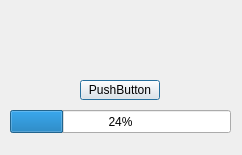
soramimi/VoiceEchobackTester, file src/MainWindow.ui: the form before one commit.
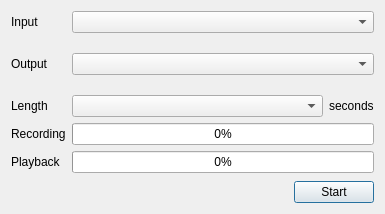
The form after the commit. Custom widgets are drawn as their Qt base class.

The edit to the form file:
```diff
--- a/src/MainWindow.ui
+++ b/src/MainWindow.ui
@@ -6,40 +6,182 @@
    <rect>
     <x>0</x>
     <y>0</y>
-    <width>242</width>
-    <height>155</height>
+    <width>385</width>
+    <height>214</height>
    </rect>
   </property>
   <property name="windowTitle">
    <string>MainWindow</string>
   </property>
-  <widget class="QPushButton" name="pushButton">
-   <property name="geometry">
-    <rect>
-     <x>80</x>
-     <y>80</y>
-     <width>80</width>
-     <height>20</height>
-    </rect>
-   </property>
-   <property name="text">
-    <string>PushButton</string>
-   </property>
-  </widget>
-  <widget class="QProgressBar" name="progressBar">
-   <property name="geometry">
-    <rect>
-     <x>10</x>
-     <y>110</y>
-     <width>221</width>
-     <height>23</height>
-    </rect>
-   </property>
-   <property name="value">
-    <number>24</number>
-   </property>
-  </widget>
+  <layout class="QVBoxLayout" name="verticalLayout">
+   <item>
+    <layout class="QFormLayout" name="formLayout">
+     <item row="0" column="0">
+      <widget class="QLabel" name="label_3">
+       <property name="text">
+        <string>Input</string>
+       </property>
+      </widget>
+     </item>
+     <item row="0" column="1">
+      <widget class="QComboBox" name="comboBox_input"/>
+     </item>
+     <item row="2" column="0">
+      <widget class="QLabel" name="label_4">
+       <property name="text">
+        <string>Output</string>
+       </property>
+      </widget>
+     </item>
+     <item row="2" column="1">
+      <widget class="QComboBox" name="comboBox_output"/>
+     </item>
+     <item row="4" column="0">
+      <widget class="QLabel" name="label_5">
+       <property name="text">
+        <string>Length</string>
+       </property>
+      </widget>
+     </item>
+     <item row="4" column="1">
+      <layout class="QHBoxLayout" name="horizontalLayout_2">
+       <item>
+        <widget class="QComboBox" name="comboBox_length">
+         <property name="sizePolicy">
+          <sizepolicy hsizetype="Expanding" vsizetype="Fixed">
+           <horstretch>0</horstretch>
+           <verstretch>0</verstretch>
+          </sizepolicy>
+         </property>
+        </widget>
+       </item>
+       <item>
+        <widget class="QLabel" name="label_6">
+         <property name="text">
+          <string>seconds</string>
+         </property>
+        </widget>
+       </item>
+      </layout>
+     </item>
+     <item row="5" column="0">
+      <widget class="QLabel" name="label">
+       <property name="text">
+        <string>Recording</string>
+       </property>
+      </widget>
+     </item>
+     <item row="5" column="1">
+      <widget class="QProgressBar" name="progressBar_recording">
+       <property name="maximum">
+        <number>1000</number>
+       </property>
+       <property name="value">
+        <number>0</number>
+       </property>
+      </widget>
+     </item>
+     <item row="6" column="0">
+      <widget class="QLabel" name="label_2">
+       <property name="text">
+        <string>Playback</string>
+       </property>
+      </widget>
+     </item>
+     <item row="6" column="1">
+      <widget class="QProgressBar" name="progressBar_playback">
+       <property name="maximum">
+        <number>1000</number>
+       </property>
+       <property name="value">
+        <number>0</number>
+       </property>
+      </widget>
+     </item>
+     <item row="1" column="1">
+      <widget class="LevelMeterWidget" name="widget_input_level" native="true">
+       <property name="minimumSize">
+        <size>
+         <width>0</width>
+         <height>8</height>
+        </size>
+       </property>
+       <property name="maximumSize">
+        <size>
+         <width>16777215</width>
+         <height>8</height>
+        </size>
+       </property>
+      </widget>
+     </item>
+     <item row="3" column="1">
+      <widget class="LevelMeterWidget" name="widget_output_level" native="true">
+       <property name="minimumSize">
+        <size>
+         <width>0</width>
+         <height>8</height>
+        </size>
+       </property>
+       <property name="maximumSize">
+        <size>
+         <width>16777215</width>
+         <height>8</height>
+        </size>
+       </property>
+      </widget>
+     </item>
+    </layout>
+   </item>
+   <item>
+    <spacer name="verticalSpacer">
+     <property name="orientation">
+      <enum>Qt::Vertical</enum>
+     </property>
+     <property name="sizeHint" stdset="0">
+      <size>
+       <width>20</width>
+       <height>40</height>
+      </size>
+     </property>
+    </spacer>
+   </item>
+   <item>
+    <layout class="QHBoxLayout" name="horizontalLayout">
+     <item>
+      <spacer name="horizontalSpacer">
+       <property name="orientation">
+        <enum>Qt::Horizontal</enum>
+       </property>
+       <property name="sizeHint" stdset="0">
+        <size>
+         <width>40</width>
+         <height>20</height>
+        </size>
+       </property>
+      </spacer>
+     </item>
+     <item>
+      <widget class="QPushButton" name="pushButton_start">
+       <property name="text">
+        <string>Start</string>
+       </property>
+       <property name="default">
+        <bool>true</bool>
+       </property>
+      </widget>
+     </item>
+    </layout>
+   </item>
+  </layout>
  </widget>
+ <customwidgets>
+  <customwidget>
+   <class>LevelMeterWidget</class>
+   <extends>QWidget</extends>
+   <header>LevelMeterWidget.h</header>
+   <container>1</container>
+  </customwidget>
+ </customwidgets>
  <resources/>
  <connections/>
 </ui>
```
Left out of the diff: 2 changed lines with no effect on the pictures.
